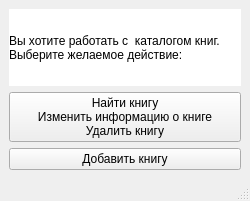
This is My_Project/select_action_for_books.ui in alizalas/QtProject as Qt 5 draws it before an edit. The edited form follows.
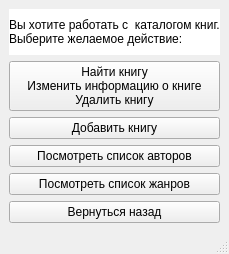
This is the edited form.

Patch:
```diff
--- a/My_Project/select_action_for_books.ui
+++ b/My_Project/select_action_for_books.ui
@@ -6,8 +6,8 @@
    <rect>
     <x>0</x>
     <y>0</y>
-    <width>250</width>
-    <height>201</height>
+    <width>219</width>
+    <height>254</height>
    </rect>
   </property>
   <property name="windowTitle">
@@ -42,6 +42,27 @@
       </property>
      </widget>
     </item>
+    <item>
+     <widget class="QPushButton" name="listAuthors">
+      <property name="text">
+       <string>Посмотреть список авторов</string>
+      </property>
+     </widget>
+    </item>
+    <item>
+     <widget class="QPushButton" name="listGenres">
+      <property name="text">
+       <string>Посмотреть список жанров</string>
+      </property>
+     </widget>
+    </item>
+    <item>
+     <widget class="QPushButton" name="returne">
+      <property name="text">
+       <string>Вернуться назад</string>
+      </property>
+     </widget>
+    </item>
    </layout>
   </widget>
   <widget class="QMenuBar" name="menubar">
```
Left out of the diff: 2 changed lines with no effect on the pictures.
